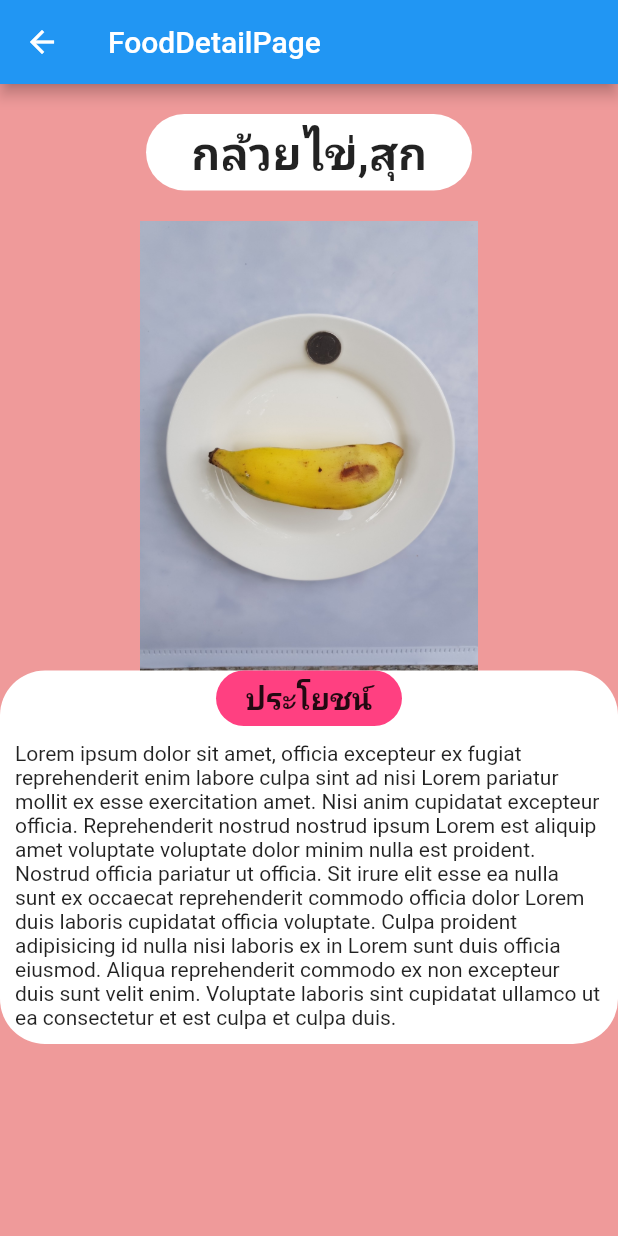
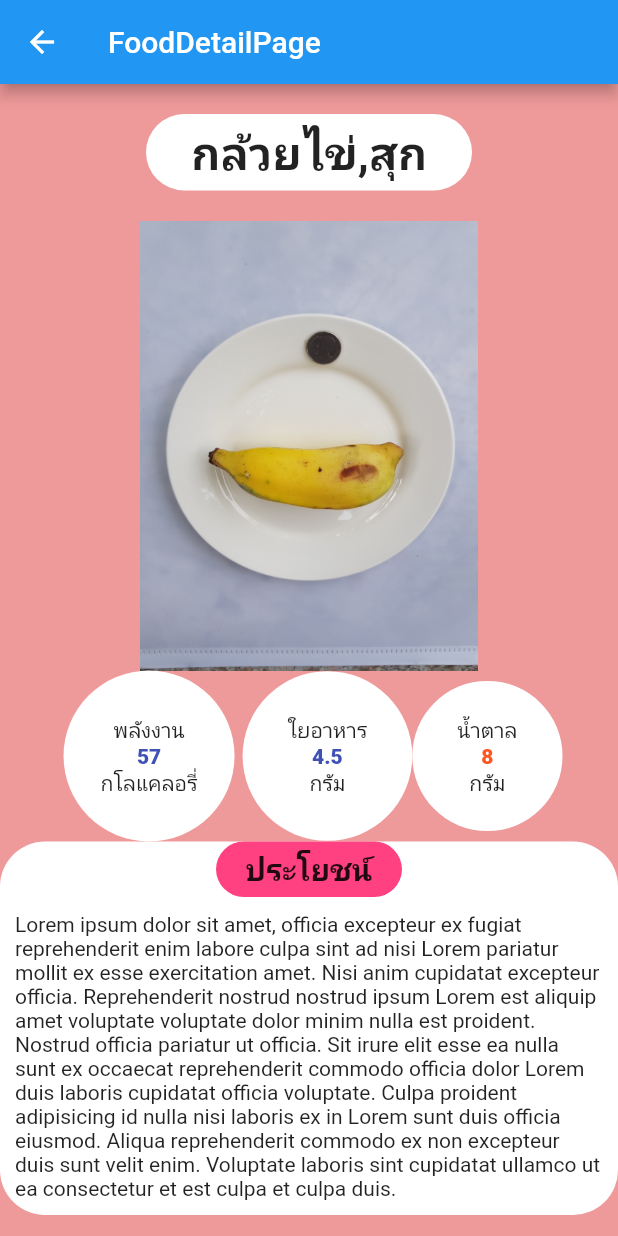
Before and after one commit to AINutritionProject/KinDeeUDee, a Flutter app: the AllFoodPage screen opened directly, after a tap on "กล้วยไข่", on a phone screen of 412 x 824 dp. Run offline on Flutter 3.47's test engine with Material 2 defaults, Android fonts, the phone set to English and light mode, and no system bars; our stand-ins replace firebase_core; accounts and stored records are empty.

Commit message:
add power, fiber, sugar detailed

```diff
--- a/lib/pages/all_food.dart
+++ b/lib/pages/all_food.dart
@@ -67,8 +67,12 @@ const foodData = [
         giIndex: 300,
         realImageAssetPath: "assets/images/RealFruit/Y1.jpg",
         benefit:
-              "Lorem ipsum dolor sit amet, officia excepteur ex fugiat reprehenderit enim labore culpa sint ad nisi Lorem pariatur mollit ex esse exercitation amet. Nisi anim cupidatat excepteur officia. Reprehenderit nostrud nostrud ipsum Lorem est aliquip amet voluptate voluptate dolor minim nulla est proident. Nostrud officia pariatur ut officia. Sit irure elit esse ea nulla sunt ex occaecat reprehenderit commodo officia dolor Lorem duis laboris cupidatat officia voluptate. Culpa proident adipisicing id nulla nisi laboris ex in Lorem sunt duis officia eiusmod. Aliqua reprehenderit commodo ex non excepteur duis sunt velit enim. Voluptate laboris sint cupidatat ullamco ut ea consectetur et est culpa et culpa duis."),
-      imageAssetPath: "assets/images/Fruit/fruit2.png"),
+            "Lorem ipsum dolor sit amet, officia excepteur ex fugiat reprehenderit enim labore culpa sint ad nisi Lorem pariatur mollit ex esse exercitation amet. Nisi anim cupidatat excepteur officia. Reprehenderit nostrud nostrud ipsum Lorem est aliquip amet voluptate voluptate dolor minim nulla est proident. Nostrud officia pariatur ut officia. Sit irure elit esse ea nulla sunt ex occaecat reprehenderit commodo officia dolor Lorem duis laboris cupidatat officia voluptate. Culpa proident adipisicing id nulla nisi laboris ex in Lorem sunt duis officia eiusmod. Aliqua reprehenderit commodo ex non excepteur duis sunt velit enim. Voluptate laboris sint cupidatat ullamco ut ea consectetur et est culpa et culpa duis.",
+        power: 57,
+        fiber: 4.5,
+        sugar: 8),
+    imageAssetPath: "assets/images/Fruit/fruit2.png",
+  ),
   Food(
       name: "กล้วยน้ำว้า",
       type: "Fruit",
@@ -76,7 +80,10 @@ const foodData = [
           name: "กล้วยไข่,สุก",
           giIndex: 300,
           benefit:
-              "Lorem ipsum dolor sit amet, qui minim labore adipisicing minim sint cillum sint consectetur cupidatat."),
+              "Lorem ipsum dolor sit amet, qui minim labore adipisicing minim sint cillum sint consectetur cupidatat.",
+          power: 57,
+          fiber: 1.9,
+          sugar: 9),
       imageAssetPath: "assets/images/Fruit/fruit3.png"),
   Food(
       name: "กล้วยหอม",
@@ -85,7 +92,10 @@ const foodData = [
           name: "กล้วยไข่,สุก",
           giIndex: 300,
           benefit:
-              "Lorem ipsum dolor sit amet, qui minim labore adipisicing minim sint cillum sint consectetur cupidatat."),
+              "Lorem ipsum dolor sit amet, qui minim labore adipisicing minim sint cillum sint consectetur cupidatat.",
+          power: 79,
+          fiber: 1.6,
+          sugar: 12),
       imageAssetPath: "assets/images/Fruit/fruit4.png"),
   Food(
       name: "ขนุนสุก",
@@ -94,7 +104,10 @@ const foodData = [
           name: "กล้วยไข่,สุก",
           giIndex: 300,
           benefit:
-              "Lorem ipsum dolor sit amet, qui minim labore adipisicing minim sint cillum sint consectetur cupidatat."),
+              "Lorem ipsum dolor sit amet, qui minim labore adipisicing minim sint cillum sint consectetur cupidatat.",
+          power: 200,
+          sugar: 200,
+          fiber: 22.92),
       imageAssetPath: "assets/images/Fruit/fruit5.png"),
   Food(
       name: "แก้วมังกรขาว",
@@ -103,7 +116,10 @@ const foodData = [
           name: "กล้วยไข่,สุก",
           giIndex: 300,
           benefit:
-              "Lorem ipsum dolor sit amet, qui minim labore adipisicing minim sint cillum sint consectetur cupidatat."),
+              "Lorem ipsum dolor sit amet, qui minim labore adipisicing minim sint cillum sint consectetur cupidatat.",
+          power: 9000,
+          sugar: 2,
+          fiber: 224.02),
       imageAssetPath: "assets/images/Fruit/fruit6.png"),
 ];
 
--- a/lib/pages/food_detailed.dart
+++ b/lib/pages/food_detailed.dart
@@ -39,6 +39,8 @@ class FoodDetailPage extends StatelessWidget {
           width: 300,
           height: 300,
         ),
+        ChemicalDetail(
+            power: detail.power, fiber: detail.fiber, sugar: detail.sugar),
         Container(
           decoration: BoxDecoration(
               color: Colors.white, borderRadius: BorderRadius.circular(30)),
@@ -71,14 +73,95 @@ class FoodDetailPage extends StatelessWidget {
   }
 }
 
+class ChemicalDetail extends StatelessWidget {
+  const ChemicalDetail({
+    super.key,
+    required this.power,
+    required this.fiber,
+    required this.sugar,
+  });
+  final int power;
+  final double fiber;
+  final int sugar;
+
+  @override
+  Widget build(BuildContext context) {
+    return Row(
+      mainAxisAlignment: MainAxisAlignment.center,
+      children: [
+        Container(
+          padding: const EdgeInsets.all(30),
+          decoration: const BoxDecoration(
+            color: Colors.white,
+            shape: BoxShape.circle,
+          ),
+          child: Column(
+            children: [
+              const Text("พลังงาน"),
+              Text(
+                "$power",
+                style: const TextStyle(
+                    color: Colors.indigo, fontWeight: FontWeight.w900),
+              ),
+              const Text("กโลแคลอรี่"),
+            ],
+          ),
+        ),
+        Container(
+          padding: const EdgeInsets.all(30),
+          decoration: const BoxDecoration(
+            color: Colors.white,
+            shape: BoxShape.circle,
+          ),
+          child: Column(
+            children: [
+              const Text("ใยอาหาร"),
+              Text(
+                "$fiber",
+                style: const TextStyle(
+                    color: Colors.indigo, fontWeight: FontWeight.w900),
+              ),
+              const Text("กรัม"),
+            ],
+          ),
+        ),
+        Container(
+          padding: const EdgeInsets.all(30),
+          decoration: const BoxDecoration(
+            color: Colors.white,
+            shape: BoxShape.circle,
+          ),
+          child: Column(
+            children: [
+              const Text("น้ำตาล"),
+              Text(
+                "$sugar",
+                style: const TextStyle(
+                    color: Colors.deepOrange, fontWeight: FontWeight.w900),
+              ),
+              const Text("กรัม"),
+            ],
+          ),
+        ),
+      ],
+    );
+  }
+}
+
 class FoodNutritionDetail {
   const FoodNutritionDetail(
       {required this.name,
       required this.giIndex,
       this.realImageAssetPath,
-      required this.benefit});
+      required this.benefit,
+      required this.power,
+      required this.fiber,
+      required this.sugar});
   final String name;
   final String? realImageAssetPath;
   final double giIndex;
   final String benefit;
+  final int power;
+  final double fiber;
+  final int sugar;
 }
```
Lines whose indentation alone changed are shown as unchanged.
